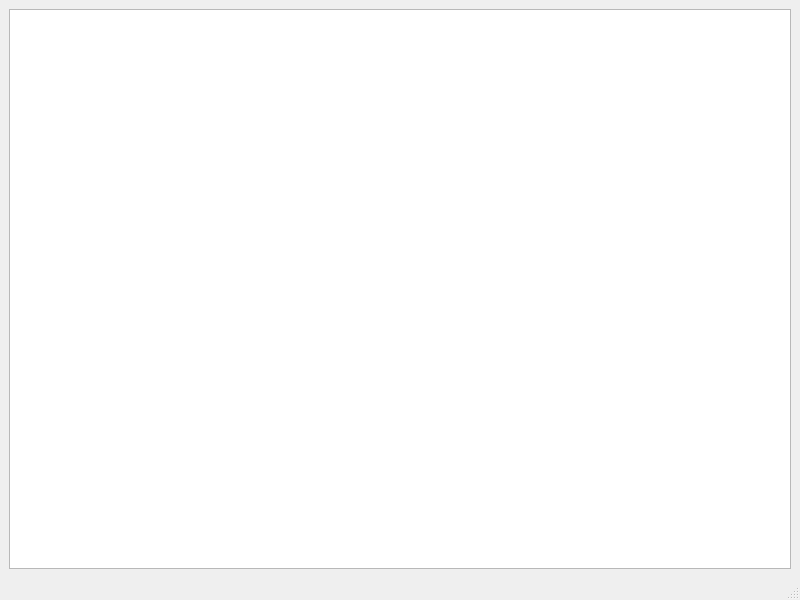
This is MainWindow.ui in JonTheBurger/ElfExcavator as Qt 5 draws it before an edit. The edited form follows.
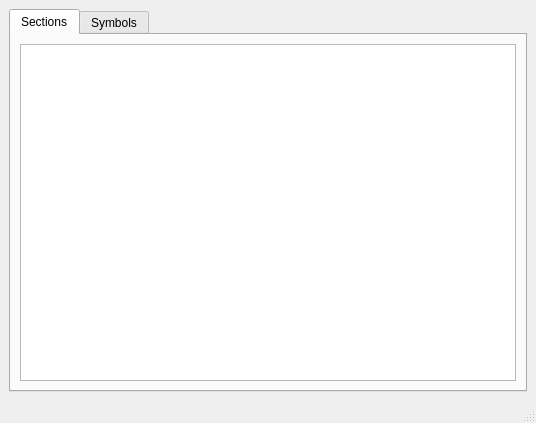
This is the edited form.

Commit message: Added table views for sections & symbols

```diff
--- a/MainWindow.ui
+++ b/MainWindow.ui
@@ -6,8 +6,8 @@
    <rect>
     <x>0</x>
     <y>0</y>
-    <width>800</width>
-    <height>600</height>
+    <width>536</width>
+    <height>423</height>
    </rect>
   </property>
   <property name="windowTitle">
@@ -16,7 +16,31 @@
   <widget class="QWidget" name="centralwidget">
    <layout class="QGridLayout" name="gridLayout">
     <item row="0" column="0">
-     <widget class="QListView" name="listView"/>
+     <widget class="QTabWidget" name="tabWidget">
+      <property name="currentIndex">
+       <number>0</number>
+      </property>
+      <widget class="QWidget" name="tab">
+       <attribute name="title">
+        <string>Sections</string>
+       </attribute>
+       <layout class="QGridLayout" name="gridLayout_3">
+        <item row="0" column="0">
+         <widget class="QTableView" name="sectionHeaderTableView"/>
+        </item>
+       </layout>
+      </widget>
+      <widget class="QWidget" name="tab_2">
+       <attribute name="title">
+        <string>Symbols</string>
+       </attribute>
+       <layout class="QGridLayout" name="gridLayout_2">
+        <item row="0" column="0">
+         <widget class="QTableView" name="symbolTableTableView"/>
+        </item>
+       </layout>
+      </widget>
+     </widget>
     </item>
    </layout>
   </widget>
```
Left out of the diff: 2 changed lines with no effect on the pictures. The commit also changes 12 other files.
